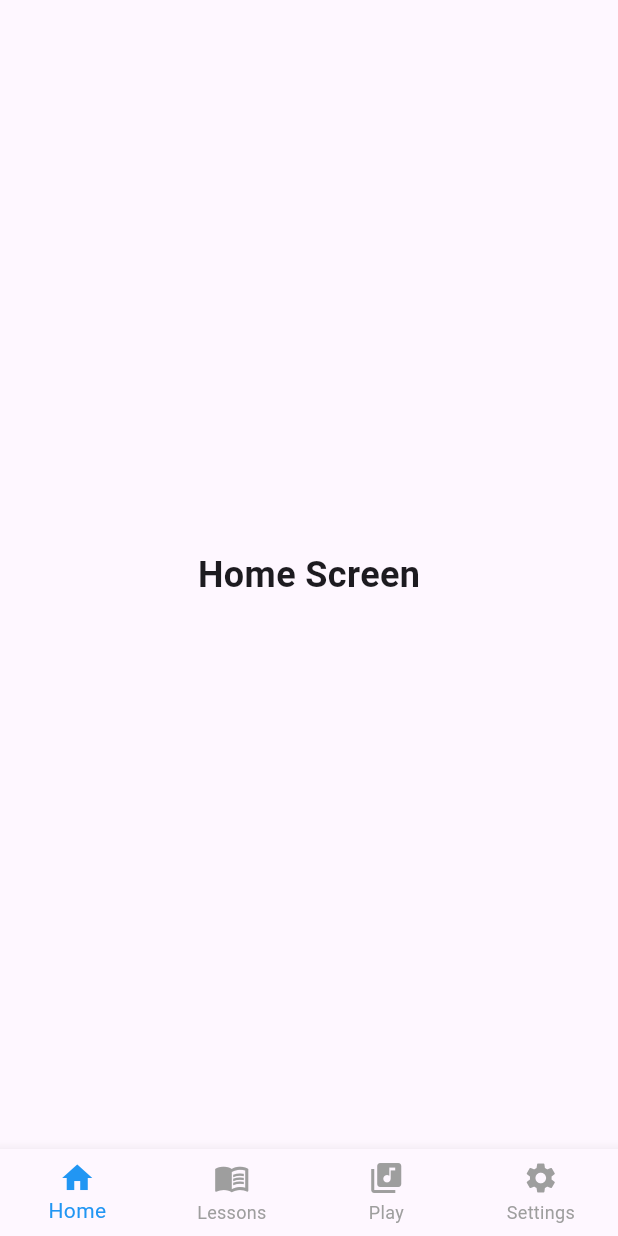
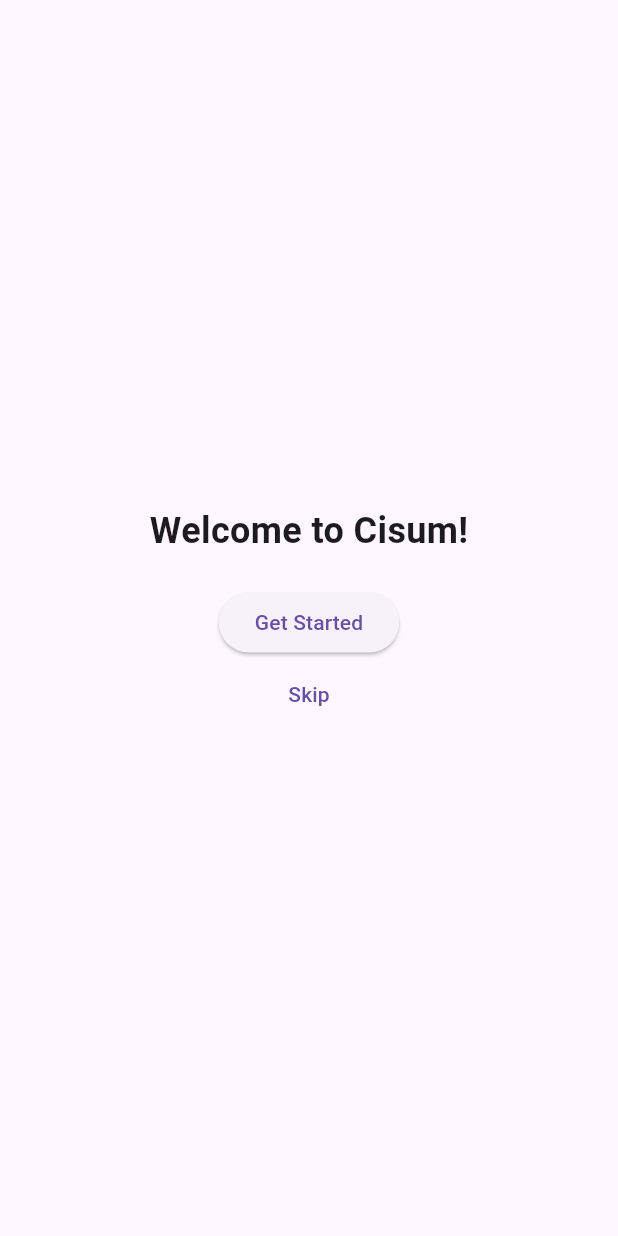
Before and after one commit to K14-coder/cisum.4, a Flutter app: the screen it shows after launch, on a phone screen of 412 x 824 dp. Run offline on Flutter 3.47's test engine with Material 3 defaults, Android fonts, the light colour scheme and no system bars.

Commit message:
lib
adding onboarding screens.

```diff
--- a/lib/main.dart
+++ b/lib/main.dart
@@ -1,90 +1,27 @@
 import 'package:flutter/material.dart';
+import 'screens/home_screen.dart';
+import 'screens/onboarding/welcome_screen.dart';
+// Import other screens as needed
 
 void main() {
-  runApp(CisumApp());
+  runApp(const CisumApp());
 }
 
 class CisumApp extends StatelessWidget {
+  const CisumApp({Key? key}) : super(key: key);
+
   @override
   Widget build(BuildContext context) {
     return MaterialApp(
-      debugShowCheckedModeBanner: false,
       title: 'Cisum',
       theme: ThemeData(
         primarySwatch: Colors.blue,
       ),
-      home: BottomNavigationScreen(),
+      initialRoute: '/welcome',
+      routes: {
+        '/welcome': (context) => const WelcomeScreen(),
+        '/home': (context) => const HomeScreen(),
+      },
     );
   }
 }
-
-class BottomNavigationScreen extends StatefulWidget {
-  @override
-  _BottomNavigationScreenState createState() => _BottomNavigationScreenState();
-}
-
-class _BottomNavigationScreenState extends State<BottomNavigationScreen> {
-  int _currentIndex = 0;
-
-  final List<Widget> _screens = [
-    PlaceholderScreen(title: "Home Screen"),
-    PlaceholderScreen(title: "Lessons Screen"),
-    PlaceholderScreen(title: "Play Screen"),
-    PlaceholderScreen(title: "Settings Screen"),
-  ];
-
-  void _onTabTapped(int index) {
-    setState(() {
-      _currentIndex = index;
-    });
-  }
-
-  @override
-  Widget build(BuildContext context) {
-    return Scaffold(
-      body: _screens[_currentIndex],
-      bottomNavigationBar: BottomNavigationBar(
-        currentIndex: _currentIndex,
-        onTap: _onTabTapped,
-        items: const [
-          BottomNavigationBarItem(
-            icon: Icon(Icons.home),
-            label: 'Home',
-          ),
-          BottomNavigationBarItem(
-            icon: Icon(Icons.menu_book),
-            label: 'Lessons',
-          ),
-          BottomNavigationBarItem(
-            icon: Icon(Icons.library_music),
-            label: 'Play',
-          ),
-          BottomNavigationBarItem(
-            icon: Icon(Icons.settings),
-            label: 'Settings',
-          ),
-        ],
-        type: BottomNavigationBarType.fixed,
-        selectedItemColor: Colors.blue,
-        unselectedItemColor: Colors.grey,
-        showUnselectedLabels: true,
-      ),
-    );
-  }
-}
-
-class PlaceholderScreen extends StatelessWidget {
-  final String title;
-
-  const PlaceholderScreen({Key? key, required this.title}) : super(key: key);
-
-  @override
-  Widget build(BuildContext context) {
-    return Center(
-      child: Text(
-        title,
-        style: TextStyle(fontSize: 24, fontWeight: FontWeight.bold),
-      ),
-    );
-  }
-}
--- /dev/null
+++ b/lib/screens/onboarding/welcome_screen.dart
@@ -0,0 +1,42 @@
+import 'package:flutter/material.dart';
+
+class WelcomeScreen extends StatelessWidget {
+  const WelcomeScreen({Key? key}) : super(key: key);
+
+  @override
+  Widget build(BuildContext context) {
+    return Scaffold(
+      body: SafeArea(
+        child: Center(
+          child: Column(
+            mainAxisAlignment: MainAxisAlignment.center,
+            children: [
+              const Text(
+                'Welcome to Cisum!',
+                style: TextStyle(fontSize: 24, fontWeight: FontWeight.bold),
+              ),
+              const SizedBox(height: 20),
+              ElevatedButton(
+                onPressed: () {
+                  // Navigate to next step: SkillLevelScreen
+                  Navigator.push(
+                    context,
+                    MaterialPageRoute(builder: (context) => const SkillLevelScreen()),
+                  );
+                },
+                child: const Text('Get Started'),
+              ),
+              TextButton(
+                onPressed: () {
+                  // For now, this 'skip' just goes straight to the HomeScreen
+                  Navigator.pushNamed(context, '/home');
+                },
+                child: const Text('Skip'),
+              )
+            ],
+          ),
+        ),
+      ),
+    );
+  }
+}
```
Also changed, not shown: lib/screens/home_screen.dart (added, +32 -0 lines), lib/screens/onboarding/name_screen.dart (added, +45 -0 lines), lib/screens/onboarding/skill_level_screen.dart (added, +69 -0 lines).
